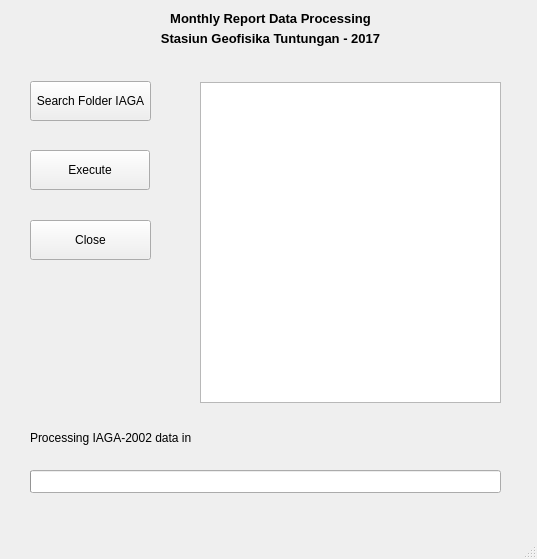
The window that gui.ui (ragabhumi/MRDP) describes before a commit, drawn with Qt 5.
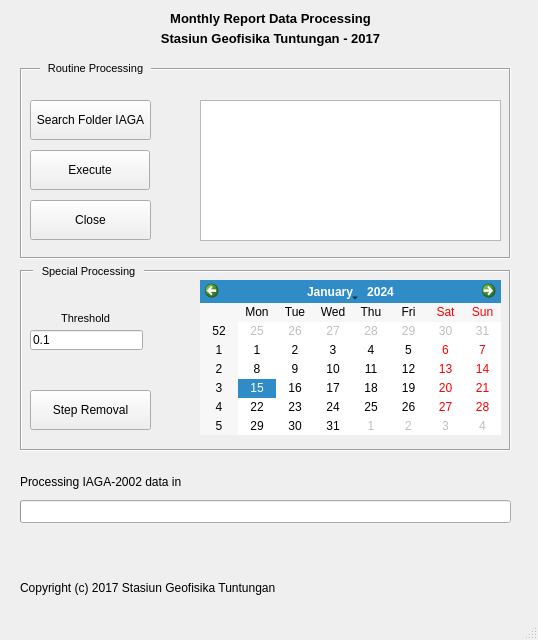
The same window after the commit. Icons and pictures are not drawn.

```diff
--- a/gui.ui
+++ b/gui.ui
@@ -6,8 +6,8 @@
    <rect>
     <x>0</x>
     <y>0</y>
-    <width>537</width>
-    <height>559</height>
+    <width>538</width>
+    <height>640</height>
    </rect>
   </property>
   <property name="windowTitle">
@@ -25,7 +25,7 @@
     <property name="geometry">
      <rect>
       <x>30</x>
-      <y>81</y>
+      <y>100</y>
       <width>121</width>
       <height>40</height>
      </rect>
@@ -37,9 +37,9 @@
    <widget class="QProgressBar" name="progressBar">
     <property name="geometry">
      <rect>
-      <x>30</x>
-      <y>470</y>
-      <width>471</width>
+      <x>20</x>
+      <y>500</y>
+      <width>491</width>
       <height>23</height>
      </rect>
     </property>
@@ -113,7 +113,7 @@
     <property name="geometry">
      <rect>
       <x>190</x>
-      <y>430</y>
+      <y>474</y>
       <width>311</width>
       <height>16</height>
      </rect>
@@ -126,7 +126,7 @@
     <property name="geometry">
      <rect>
       <x>30</x>
-      <y>220</y>
+      <y>200</y>
       <width>121</width>
       <height>40</height>
      </rect>
@@ -138,8 +138,8 @@
    <widget class="QLabel" name="labelfolder_2">
     <property name="geometry">
      <rect>
-      <x>30</x>
-      <y>430</y>
+      <x>20</x>
+      <y>474</y>
       <width>161</width>
       <height>16</height>
      </rect>
@@ -151,8 +151,8 @@
    <widget class="QLabel" name="labelfolder_3">
     <property name="geometry">
      <rect>
-      <x>30</x>
-      <y>500</y>
+      <x>20</x>
+      <y>530</y>
       <width>471</width>
       <height>16</height>
      </rect>
@@ -165,15 +165,233 @@
     <property name="geometry">
      <rect>
       <x>200</x>
-      <y>82</y>
+      <y>100</y>
       <width>301</width>
-      <height>321</height>
+      <height>141</height>
      </rect>
     </property>
     <property name="readOnly">
      <bool>true</bool>
     </property>
    </widget>
+   <widget class="QPushButton" name="StepRemovalButton">
+    <property name="geometry">
+     <rect>
+      <x>30</x>
+      <y>390</y>
+      <width>121</width>
+      <height>40</height>
+     </rect>
+    </property>
+    <property name="text">
+     <string>Step Removal</string>
+    </property>
+   </widget>
+   <widget class="QCalendarWidget" name="CalendarWidget">
+    <property name="geometry">
+     <rect>
+      <x>200</x>
+      <y>280</y>
+      <width>301</width>
+      <height>155</height>
+     </rect>
+    </property>
+    <property name="minimumSize">
+     <size>
+      <width>261</width>
+      <height>0</height>
+     </size>
+    </property>
+    <property name="autoFillBackground">
+     <bool>true</bool>
+    </property>
+    <property name="gridVisible">
+     <bool>false</bool>
+    </property>
+    <property name="selectionMode">
+     <enum>QCalendarWidget::SingleSelection</enum>
+    </property>
+    <property name="horizontalHeaderFormat">
+     <enum>QCalendarWidget::ShortDayNames</enum>
+    </property>
+    <property name="navigationBarVisible">
+     <bool>true</bool>
+    </property>
+    <property name="dateEditEnabled">
+     <bool>true</bool>
+    </property>
+   </widget>
+   <widget class="QFrame" name="frame">
+    <property name="geometry">
+     <rect>
+      <x>20</x>
+      <y>68</y>
+      <width>491</width>
+      <height>191</height>
+     </rect>
+    </property>
+    <property name="autoFillBackground">
+     <bool>false</bool>
+    </property>
+    <property name="frameShape">
+     <enum>QFrame::Box</enum>
+    </property>
+    <property name="frameShadow">
+     <enum>QFrame::Sunken</enum>
+    </property>
+    <property name="lineWidth">
+     <number>1</number>
+    </property>
+   </widget>
+   <widget class="QFrame" name="frame_2">
+    <property name="enabled">
+     <bool>true</bool>
+    </property>
+    <property name="geometry">
+     <rect>
+      <x>20</x>
+      <y>270</y>
+      <width>491</width>
+      <height>181</height>
+     </rect>
+    </property>
+    <property name="acceptDrops">
+     <bool>false</bool>
+    </property>
+    <property name="autoFillBackground">
+     <bool>false</bool>
+    </property>
+    <property name="frameShape">
+     <enum>QFrame::Box</enum>
+    </property>
+    <property name="frameShadow">
+     <enum>QFrame::Sunken</enum>
+    </property>
+    <property name="lineWidth">
+     <number>1</number>
+    </property>
+    <widget class="QLineEdit" name="lineEdit">
+     <property name="geometry">
+      <rect>
+       <x>10</x>
+       <y>60</y>
+       <width>113</width>
+       <height>20</height>
+      </rect>
+     </property>
+     <property name="text">
+      <string>0.1</string>
+     </property>
+    </widget>
+    <widget class="QLabel" name="labelfolder_7">
+     <property name="geometry">
+      <rect>
+       <x>10</x>
+       <y>40</y>
+       <width>111</width>
+       <height>16</height>
+      </rect>
+     </property>
+     <property name="font">
+      <font>
+       <pointsize>8</pointsize>
+       <weight>50</weight>
+       <bold>false</bold>
+      </font>
+     </property>
+     <property name="autoFillBackground">
+      <bool>true</bool>
+     </property>
+     <property name="text">
+      <string>Threshold</string>
+     </property>
+     <property name="alignment">
+      <set>Qt::AlignCenter</set>
+     </property>
+    </widget>
+   </widget>
+   <widget class="QLabel" name="labelfolder_4">
+    <property name="geometry">
+     <rect>
+      <x>20</x>
+      <y>580</y>
+      <width>261</width>
+      <height>16</height>
+     </rect>
+    </property>
+    <property name="text">
+     <string>Copyright (c) 2017 Stasiun Geofisika Tuntungan</string>
+    </property>
+   </widget>
+   <widget class="QLabel" name="labelfolder_5">
+    <property name="geometry">
+     <rect>
+      <x>40</x>
+      <y>60</y>
+      <width>111</width>
+      <height>16</height>
+     </rect>
+    </property>
+    <property name="font">
+     <font>
+      <pointsize>8</pointsize>
+      <weight>50</weight>
+      <bold>false</bold>
+     </font>
+    </property>
+    <property name="autoFillBackground">
+     <bool>true</bool>
+    </property>
+    <property name="text">
+     <string>Routine Processing</string>
+    </property>
+    <property name="alignment">
+     <set>Qt::AlignCenter</set>
+    </property>
+   </widget>
+   <widget class="QLabel" name="labelfolder_6">
+    <property name="geometry">
+     <rect>
+      <x>33</x>
+      <y>263</y>
+      <width>111</width>
+      <height>16</height>
+     </rect>
+    </property>
+    <property name="font">
+     <font>
+      <pointsize>8</pointsize>
+      <weight>50</weight>
+      <bold>false</bold>
+     </font>
+    </property>
+    <property name="autoFillBackground">
+     <bool>true</bool>
+    </property>
+    <property name="text">
+     <string>Special Processing</string>
+    </property>
+    <property name="alignment">
+     <set>Qt::AlignCenter</set>
+    </property>
+   </widget>
+   <zorder>frame</zorder>
+   <zorder>frame_2</zorder>
+   <zorder>SearchButtonIAGA</zorder>
+   <zorder>progressBar</zorder>
+   <zorder>ExecuteButton</zorder>
+   <zorder>label2</zorder>
+   <zorder>label_2</zorder>
+   <zorder>labelfolderIAGA</zorder>
+   <zorder>CloseButton</zorder>
+   <zorder>labelfolder_2</zorder>
+   <zorder>labelfolder_3</zorder>
+   <zorder>textEdit</zorder>
+   <zorder>StepRemovalButton</zorder>
+   <zorder>CalendarWidget</zorder>
+   <zorder>labelfolder_4</zorder>
+   <zorder>labelfolder_5</zorder>
+   <zorder>labelfolder_6</zorder>
   </widget>
   <widget class="QMenuBar" name="menubar">
    <property name="geometry">
```
Left out of the diff: 6 changed lines with no effect on the pictures.
